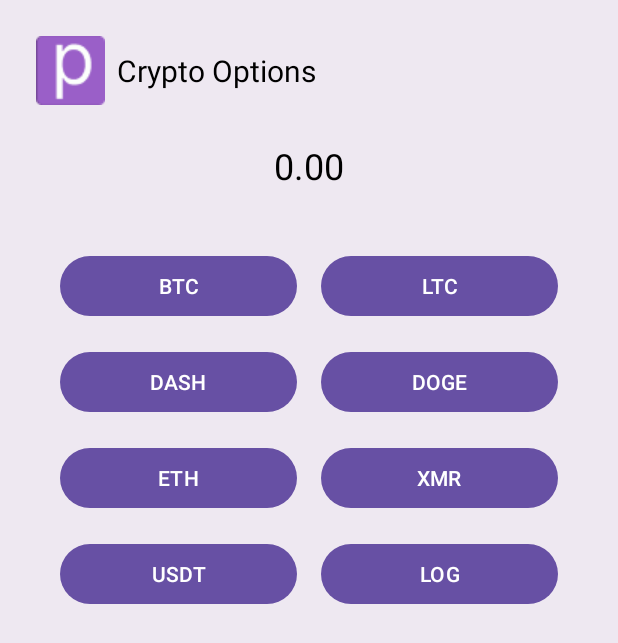
After one commit to Vermont-Secure-Computing/lucky-cat-terminal, an Android app: the CryptoOptionActivity screen opened directly, with no data from a screen before it, on a phone screen of 412 x 824 dp. The commit adds this screen. Shown: the top 643 px of the screen. Run offline under Robolectric (Android 15) with nearby library versions, the phone set to English and light mode, and no system bars; libraries missing offline, so code that uses them is left out: org.bitcoinj.core, org.bitcoinj.crypto, org.bitcoinj.params, org.bitcoinj.script.

Commit message:
added qr code

```diff
--- a/app/build.gradle.kts
+++ b/app/build.gradle.kts
@@ -46,6 +46,8 @@ dependencies {
     implementation(libs.guava)
     implementation(libs.card.view)
     implementation(libs.grid.layout)
+    implementation(libs.zxing)
+    implementation(libs.zxing.android)
     testImplementation(libs.junit)
     androidTestImplementation(libs.androidx.junit)
     androidTestImplementation(libs.androidx.espresso.core)
--- a/app/src/main/AndroidManifest.xml
+++ b/app/src/main/AndroidManifest.xml
@@ -22,6 +22,8 @@
             </intent-filter>
         </activity>
         <activity android:name=".PriceConfirmActivity" />
+        <activity android:name=".CryptoOptionActivity" />
+        <activity android:name=".GenerateQRActivity" />
     </application>
 
 </manifest>
--- /dev/null
+++ b/app/src/main/assets/settings.properties
@@ -0,0 +1 @@
+xpub=xpub661MyMwAqRbcGFHkiswngcM4zmSu78tnSd5Mp1Kvc5DoQwtkfxuM6gqpcYADkRUSMmmu6p3sU9UGMKNRHXepDf7mwFFzGWDgd95X35cGuNz
--- /dev/null
+++ b/app/src/main/java/com/example/possin/CryptoOptionActivity.kt
@@ -0,0 +1,50 @@
+package com.example.possin
+
+import android.content.Intent
+import android.os.Bundle
+import android.widget.Button
+import android.widget.TextView
+import androidx.appcompat.app.AppCompatActivity
+import java.io.InputStream
+import java.util.Properties
+
+class CryptoOptionActivity : AppCompatActivity() {
+
+    private lateinit var bitcoinManager: BitcoinManager
+
+    override fun onCreate(savedInstanceState: Bundle?) {
+        super.onCreate(savedInstanceState)
+        setContentView(R.layout.crypto_option)
+
+        val price = intent.getStringExtra("PRICE") ?: "0.00"
+        val priceTextView: TextView = findViewById(R.id.priceTextView)
+        priceTextView.text = price
+
+        val xPub = loadXPubFromSettings()
+        bitcoinManager = BitcoinManager(xPub)
+
+        findViewById<Button>(R.id.btnBTC).setOnClickListener { handleBTCClick(price) }
+        findViewById<Button>(R.id.btnLTC).setOnClickListener { /* Handle LTC */ }
+        findViewById<Button>(R.id.btnDASH).setOnClickListener { /* Handle DASH */ }
+        findViewById<Button>(R.id.btnDOGE).setOnClickListener { /* Handle DOGE */ }
+        findViewById<Button>(R.id.btnETH).setOnClickListener { /* Handle ETH */ }
+        findViewById<Button>(R.id.btnXMR).setOnClickListener { /* Handle XMR */ }
+        findViewById<Button>(R.id.btnUSDT).setOnClickListener { /* Handle USDT */ }
+        findViewById<Button>(R.id.btnLOG).setOnClickListener { /* Handle LOG */ }
+    }
+
+    private fun loadXPubFromSettings(): String {
+        val properties = Properties()
+        val inputStream: InputStream = assets.open("settings.properties")
+        properties.load(inputStream)
+        return properties.getProperty("xpub", "")
+    }
+
+    private fun handleBTCClick(price: String) {
+        val address = bitcoinManager.getAddress(0) // Example: Get the address at index 0
+        val intent = Intent(this, GenerateQRActivity::class.java)
+        intent.putExtra("ADDRESS", address)
+        intent.putExtra("PRICE", price)
+        startActivity(intent)
+    }
+}
--- /dev/null
+++ b/app/src/main/res/layout/crypto_option.xml
@@ -0,0 +1,122 @@
+<?xml version="1.0" encoding="utf-8"?>
+<LinearLayout xmlns:android="http://schemas.android.com/apk/res/android"
+    android:layout_width="match_parent"
+    android:layout_height="match_parent"
+    android:orientation="vertical"
+    android:padding="16dp"
+    android:background="#EEE8F1">
+
+    <!-- Header with logo and text -->
+    <LinearLayout
+        android:layout_width="match_parent"
+        android:layout_height="wrap_content"
+        android:orientation="horizontal"
+        android:gravity="center_vertical"
+        android:padding="8dp"
+        android:background="@android:color/transparent">
+
+        <ImageView
+            android:id="@+id/logo"
+            android:layout_width="wrap_content"
+            android:layout_height="wrap_content"
+            android:src="@drawable/logo"
+            android:contentDescription="Logo"
+            android:layout_marginEnd="8dp" />
+
+        <TextView
+            android:id="@+id/headerText"
+            android:layout_width="wrap_content"
+            android:layout_height="wrap_content"
+            android:text="Crypto Options"
+            android:textSize="20sp"
+            android:textColor="#000000" />
+
+    </LinearLayout>
+
+    <TextView
+        android:id="@+id/priceTextView"
+        android:layout_width="wrap_content"
+        android:layout_height="wrap_content"
+        android:textSize="24sp"
+        android:textColor="#000000"
+        android:text="0.00"
+        android:layout_gravity="center"
+        android:layout_marginBottom="16dp"
+        android:layout_marginTop="16dp" />
+
+    <GridLayout
+        android:layout_width="match_parent"
+        android:layout_height="wrap_content"
+        android:columnCount="2"
+        android:rowCount="4"
+        android:padding="16dp"
+        android:alignmentMode="alignMargins"
+        android:columnOrderPreserved="false">
+
+        <Button
+            android:id="@+id/btnBTC"
+            android:layout_width="0dp"
+            android:layout_height="wrap_content"
+            android:layout_margin="8dp"
+            android:layout_columnWeight="1"
+            android:text="BTC" />
+
+        <Button
+            android:id="@+id/btnLTC"
+            android:layout_width="0dp"
+            android:layout_height="wrap_content"
+            android:layout_margin="8dp"
+            android:layout_columnWeight="1"
+            android:text="LTC" />
+
+        <Button
+            android:id="@+id/btnDASH"
+            android:layout_width="0dp"
+            android:layout_height="wrap_content"
+            android:layout_margin="8dp"
+            android:layout_columnWeight="1"
+            android:text="DASH" />
+
+        <Button
+            android:id="@+id/btnDOGE"
+            android:layout_width="0dp"
+            android:layout_height="wrap_content"
+            android:layout_margin="8dp"
+            android:layout_columnWeight="1"
+            android:text="DOGE" />
+
+        <Button
+            android:id="@+id/btnETH"
+            android:layout_width="0dp"
+            android:layout_height="wrap_content"
+            android:layout_margin="8dp"
+            android:layout_columnWeight="1"
+            android:text="ETH" />
+
+        <Button
+            android:id="@+id/btnXMR"
+            android:layout_width="0dp"
+            android:layout_height="wrap_content"
+            android:layout_margin="8dp"
+            android:layout_columnWeight="1"
+            android:text="XMR" />
+
+        <Button
+            android:id="@+id/btnUSDT"
+            android:layout_width="0dp"
+            android:layout_height="wrap_content"
+            android:layout_margin="8dp"
+            android:layout_columnWeight="1"
+            android:text="USDT" />
+
+        <Button
+            android:id="@+id/btnLOG"
+            android:layout_width="0dp"
+            android:layout_height="wrap_content"
+            android:layout_margin="8dp"
+            android:layout_columnWeight="1"
+            android:text="LOG" />
+
+    </GridLayout>
+
+</LinearLayout>
--- a/gradle/libs.versions.toml
+++ b/gradle/libs.versions.toml
@@ -13,6 +13,8 @@ bitcoinj = "0.15.10"
 guava = "30.1.1-android"
 card-view = "1.0.0"
 grid-layout = "1.0.0"
+zxing = "3.4.1"
+zxing-android = "4.2.0"
 
 [libraries]
 androidx-core-ktx = { group = "androidx.core", name = "core-ktx", version.ref = "coreKtx" }
@@ -27,6 +29,8 @@ bitcoinj = { group = "org.bitcoinj", name = "bitcoinj-core", version.ref = "bitc
 guava = { group = "com.google.guava", name = "guava", version.ref = "guava" }
 card-view = { group = "androidx.cardview", name = "cardview", version.ref = "card-view"}
 grid-layout = { group = "androidx.gridlayout", name = "gridlayout", version.ref = "grid-layout"}
+zxing = { group = "com.google.zxing", name = "core", version.ref = "zxing"}
+zxing-android = { group = "com.journeyapps", name = "zxing-android-embedded", version.ref = "zxing-android"}
 
 [plugins]
 android-application = { id = "com.android.application", version.ref = "agp" }
```
Also changed, not shown: app/src/main/java/com/example/possin/GenerateQRActivity.kt (added, +65 -0 lines), app/src/main/java/com/example/possin/MainActivity.kt (+8 -0 lines), app/src/main/java/com/example/possin/POSView.kt (+17 -11 lines), app/src/main/java/com/example/possin/PriceConfirmActivity.kt (+9 -0 lines), app/src/main/res/layout/generate_qr.xml (added, +24 -0 lines), app/src/main/res/layout/pos_view.xml (+26 -11 lines), app/src/main/res/raw/currencies.json (+9 -1 lines), app/src/main/res/drawable/bitcoin_logo.png (added).
